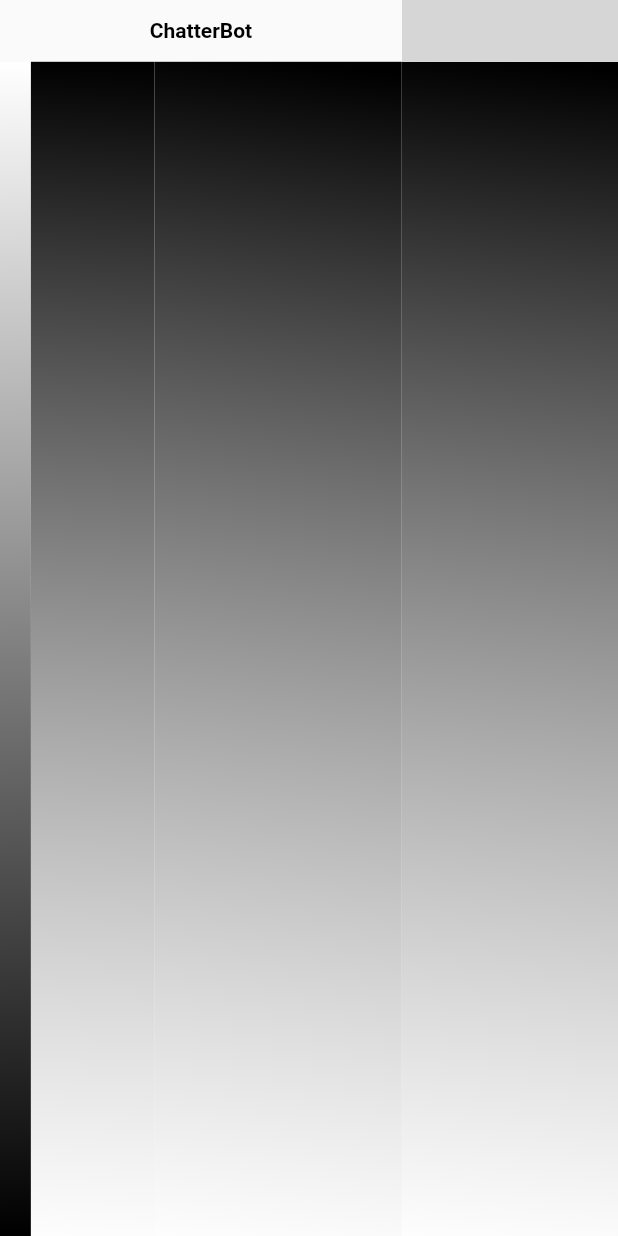
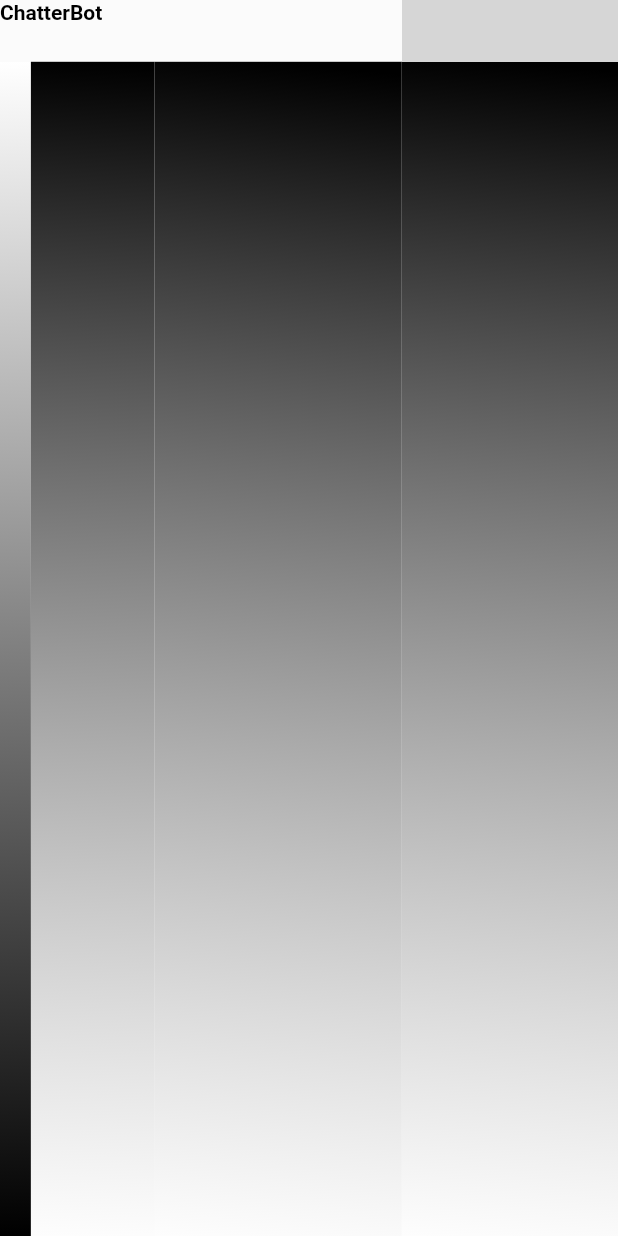
Before and after one commit to beingadish/desktopAppIGdarkClone, a Flutter app: the screen it shows after launch, on a phone screen of 412 x 824 dp. Run offline on Flutter 3.47's test engine with Material 2 defaults, Android fonts, the phone set to English and light mode, and no system bars; missing offline and left inert: bitsdojo_window; grey boxes are pictures that could not be loaded.

Commit message:
Worked on Custom Buttons

```diff
--- a/lib/main.dart
+++ b/lib/main.dart
@@ -4,10 +4,17 @@ import 'package:bitsdojo_window/bitsdojo_window.dart';
 
 void main() {
   runApp(const DesktopApp());
+  doWhenWindowReady((){
+    var initialSize = const Size(600,450);
+    appWindow.minSize = initialSize;
+    appWindow.size = initialSize;
+    appWindow.title = "ChatterBot";
+    appWindow.show();
+  });
 }
 
 var buttonColors = WindowButtonColors(
-  iconNormal: Colors.white,
+  iconNormal: Colors.black,
   iconMouseDown: Colors.white10,
   iconMouseOver: Colors.white,
 );
@@ -50,15 +57,18 @@ class _DesktopAppState extends State<DesktopApp> {
           body: Column(
             mainAxisAlignment: MainAxisAlignment.start,
             children: [
-              SizedBox(
+              Container(
+                color: Colors.white10,
                 height: MediaQuery.of(context).size.height * 0.05,
                 width: MediaQuery.of(context).size.width,
                 child: WindowTitleBarBox(
                   child: Row(
+                    crossAxisAlignment: CrossAxisAlignment.stretch,
                     children: [
                       Expanded(
                         child: MoveWindow(
-                          child: const Center(
+                          child: const SizedBox(
+                            // height: MediaQuery.of(context).size.height * 0.01, --> Not performing any action
                             child: Text(
                               "ChatterBot",
                               style: TextStyle(
```
Also changed, not shown: 1 other file.
